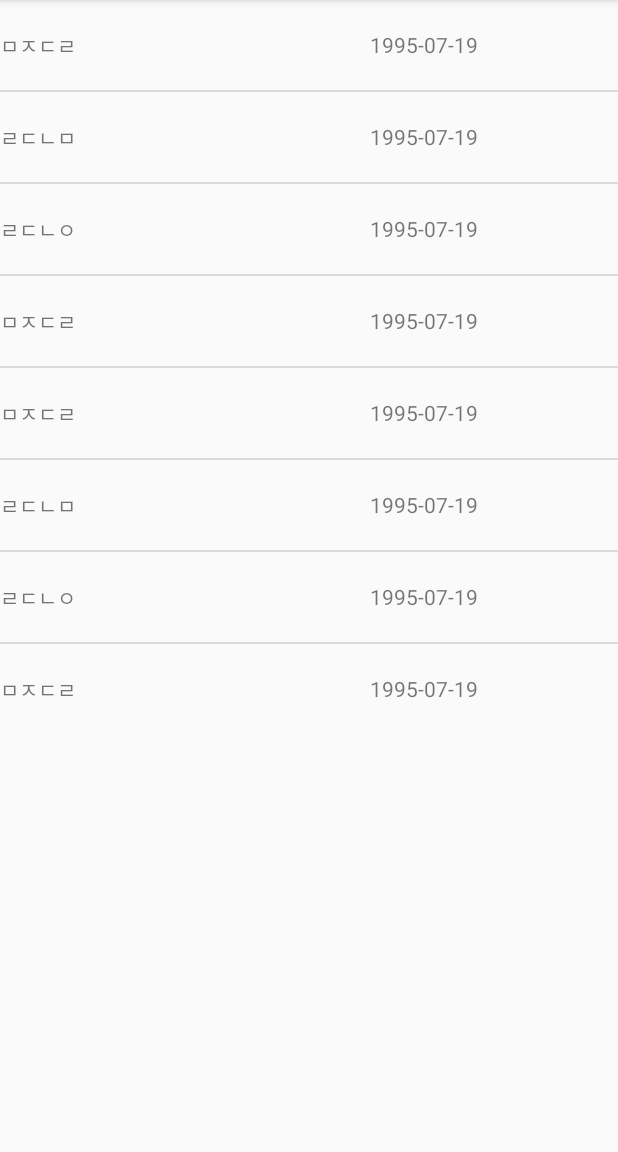
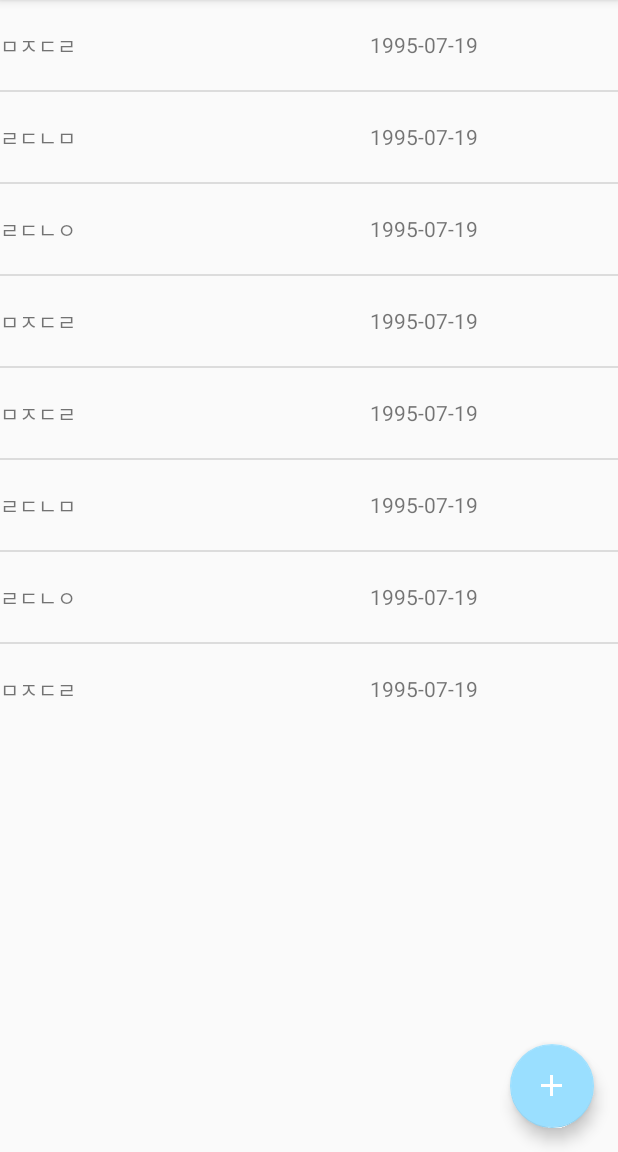
Before and after one commit to ShinHyeYong/TeamProject, an Android app: the fragment MarketFragment shown on its own in the app's theme, on a phone screen of 412 x 824 dp, the part 84-1236 px from its top. Run offline under Robolectric (Android 15) with nearby library versions, the phone set to English and light mode, and no system bars.

Commit message:
market fab추가. 연동페이지는 곧

```diff
--- a/app/src/main/java/main/fragment/tab/MarketFragment.java
+++ b/app/src/main/java/main/fragment/tab/MarketFragment.java
@@ -1,19 +1,25 @@
 package main.fragment.tab;
 
+import android.content.Intent;
+import android.support.design.widget.FloatingActionButton;
 import android.support.v4.app.Fragment;
 import android.os.Bundle;
 import android.view.LayoutInflater;
 import android.view.View;
 import android.view.ViewGroup;
 import android.widget.ListView;
+import android.widget.Toast;
 
 import java.util.ArrayList;
 
+import sub.listpage.WritePage;
 import utils.Element;
 import utils.adapter.ListViewAdapter;
 import psj.hahaha.R;
+import utils.dbconnected.LogInActivity;
+import utils.model.UserInfo;
 
-public class MarketFragment extends Fragment {
+public class MarketFragment extends Fragment implements View.OnClickListener{
 
     private ListView listView;
     ArrayList<Element> elements;
@@ -39,7 +45,8 @@ public class MarketFragment extends Fragment {
                              Bundle savedInstanceState) {
         // Inflate the layout for this main.fragment
         View view = inflater.inflate(R.layout.fragment_market, container, false);
-
+        FloatingActionButton fab = (FloatingActionButton) view.findViewById(R.id.fab);
+        fab.setOnClickListener(this);
         // 리스트뷰에 대한 세팅?선언
         listView = (ListView) view.findViewById(R.id.listView);
 
@@ -71,4 +78,13 @@ public class MarketFragment extends Fragment {
         elements.add(new Element("ㄹㄷㄴㅇ", "1995-07-19"));
         elements.add(new Element("ㅁㅈㄷㄹ", "1995-07-19"));
     }
+
+    @Override
+    public void onClick(View v) {
+        if(UserInfo.UserEntry.IS_LOGIN == true) {
+            Toast.makeText(getActivity(),"Market Fragment",Toast.LENGTH_LONG).show();
+        }else{
+
+        }
+    }
 }
--- a/app/src/main/res/layout/fragment_market.xml
+++ b/app/src/main/res/layout/fragment_market.xml
@@ -1,6 +1,7 @@
 <?xml version="1.0" encoding="utf-8"?>
 <FrameLayout xmlns:android="http://schemas.android.com/apk/res/android"
     xmlns:tools="http://schemas.android.com/tools"
+    xmlns:app="http://schemas.android.com/apk/res-auto"
     android:id="@+id/fragment_market"
     android:layout_width="match_parent"
     android:layout_height="match_parent"
@@ -18,4 +19,14 @@
 
     </LinearLayout>
 
+    <android.support.design.widget.FloatingActionButton
+        android:id="@+id/fab"
+        android:layout_width="94dp"
+        android:layout_height="wrap_content"
+        android:layout_gravity="end|bottom"
+        app:backgroundTint="#9adfff"
+        android:layout_margin="@dimen/fab_margin"
+        android:src="@drawable/ic_add_white_24dp"
+        />
+
 </FrameLayout>
```
